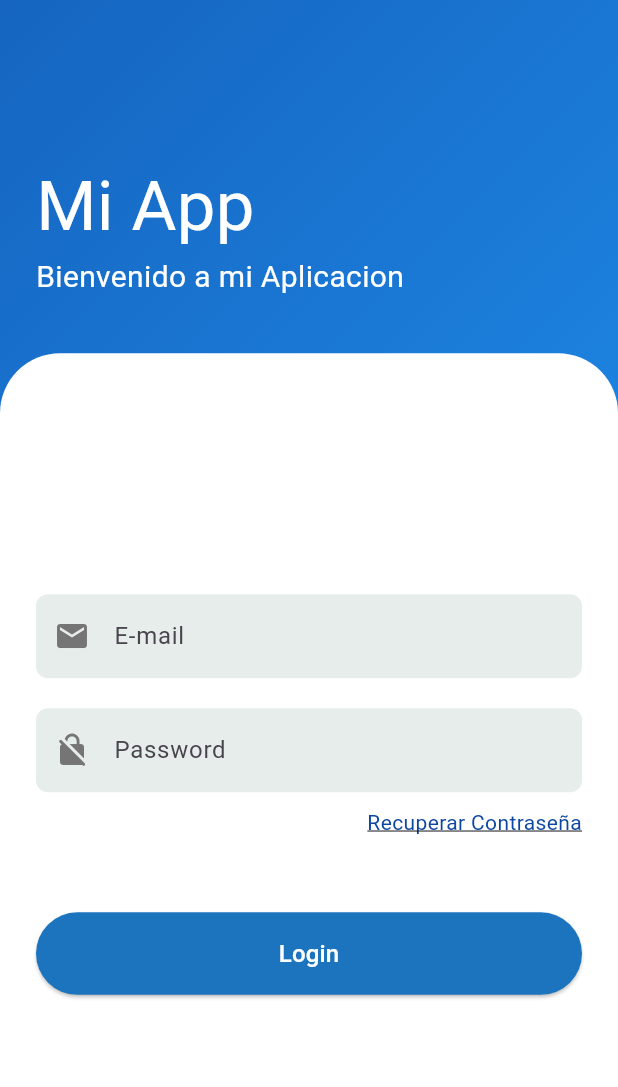
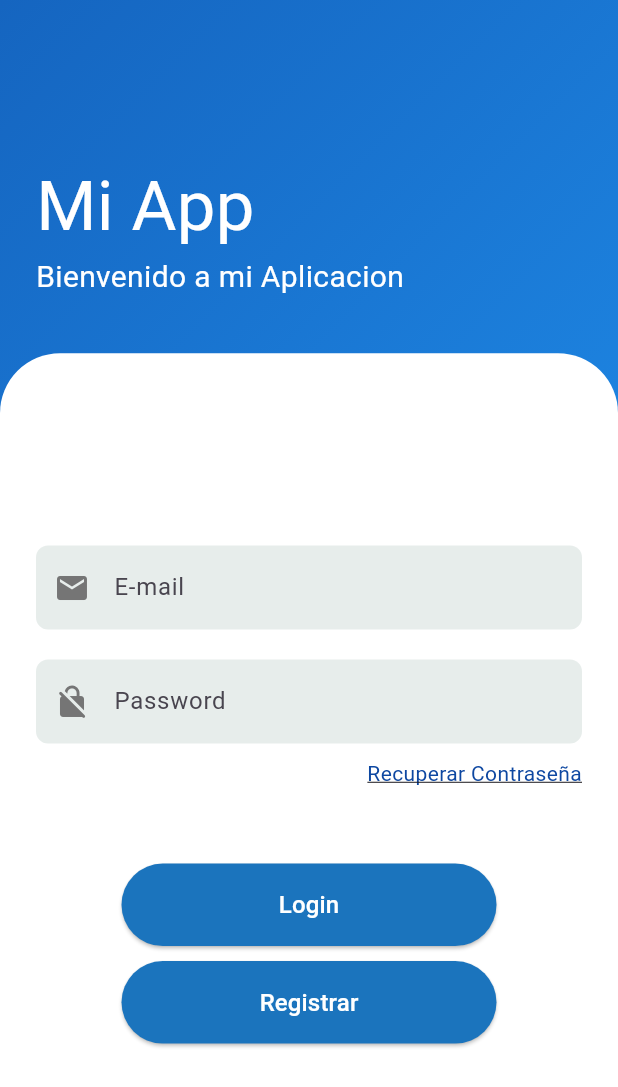
Before and after one commit to leonardo22Chavesta/ProyectosFlutter, a Flutter app: the screen it shows after launch, after a tap on "Login", on a phone screen of 412 x 824 dp. Shown: the top 1087 px of the screen. Run offline on Flutter 3.47's test engine with Material 3 defaults, Android fonts, the phone set to English and light mode, and no system bars; our stand-ins replace dio.

Commit message:
widget de registro + cosumir el api de login

```diff
--- /dev/null
+++ b/Login/login_app/lib/infrastructure/models/request_mode.dart
@@ -0,0 +1,19 @@
+class RequestMode {
+    String email;
+    String password;
+
+    RequestMode({
+        required this.email,
+        required this.password,
+    });
+
+    factory RequestMode.fromJsonMap(Map<String, dynamic> json) => RequestMode(
+        email: json["email"],
+        password: json["password"],
+    );
+
+    Map<String, dynamic> toJson() => {
+        "email": email,
+        "password": password,
+    };
+}
--- a/Login/login_app/lib/main.dart
+++ b/Login/login_app/lib/main.dart
@@ -1,6 +1,8 @@
 
 import 'package:flutter/material.dart';
-import 'package:login_app/presentations/screens/login_screens.dart';
+import 'package:login_app/presentation/provider/login_provider.dart';
+import 'package:login_app/presentation/screens/login_screens.dart';
+import 'package:provider/provider.dart';
 
 void main() => runApp(const MyApp());
 
@@ -10,9 +12,14 @@ class MyApp extends StatelessWidget {
 
   @override
   Widget build(BuildContext context) {
-    return const MaterialApp(
-      debugShowCheckedModeBanner: false,
-      home: LoginScreens()
-      );
+    return MultiProvider(
+      providers: [
+        ChangeNotifierProvider(create: (_) => LoginProvider())
+      ],
+      child: const MaterialApp(
+        debugShowCheckedModeBanner: false,
+        home: LoginScreens()
+        ),
+    );
   }
 }
--- /dev/null
+++ b/Login/login_app/lib/presentation/provider/login_provider.dart
@@ -0,0 +1,36 @@
+import 'package:flutter/material.dart';
+import 'package:login_app/helpers/login_service.dart';
+import 'package:login_app/infrastructure/models/request_mode.dart';
+
+class LoginProvider extends ChangeNotifier {
+
+  final login = LoginService();
+
+  Future<String> postLogin(String email, String password) async {
+    if(email.isEmpty || password.isEmpty ) return "Ingrese Datos faltantes";
+
+    final request = RequestMode(email: email, password: password);
+
+    final response = await login.postLogin(request);
+
+    if(response.accessToken.isEmpty) return "Fallo";
+
+    notifyListeners();
+
+    return response.accessToken.toString();
+
+  }
+
+}
+
+/*
+showDialog(context:context, builder: (context) => AlertDialog(
+                actions: [
+                  TextButton(onPressed: () => Navigator.of(context).pop, child: const Text("Cerrar"))
+                ],
+                title: const Text("Alert Notifi"),
+                contentPadding: const EdgeInsets.all(20.0),
+                content:  Text("Esta es la alerta $respuesta"),
+               ))
+
+ */
--- /dev/null
+++ b/Login/login_app/lib/presentation/screens/login_screens.dart
@@ -0,0 +1,90 @@
+import 'package:flutter/material.dart';
+import 'package:login_app/presentation/provider/login_provider.dart';
+import 'package:login_app/presentation/screens/register_screens.dart';
+import 'package:login_app/presentation/widgets/Auth/home_widgets.dart';
+import 'package:login_app/presentation/widgets/shared/bottons_widgets.dart';
+import 'package:provider/provider.dart';
+
+class LoginScreens extends StatelessWidget {
+
+  const LoginScreens({super.key});
+
+  @override
+  Widget build(BuildContext context) {
+
+    final loginService = context.watch<LoginProvider>();
+    final emailController = TextEditingController();
+    final passwordController = TextEditingController();
+    String respuesta ;
+
+    const Column header = Column(
+        mainAxisAlignment: MainAxisAlignment.end,
+        crossAxisAlignment: CrossAxisAlignment.start,
+        children: [
+          Text("Mi App", style: TextStyle(color: Colors.white, fontSize: 46.0)),
+          Text("Bienvenido a mi Aplicacion",
+              style: TextStyle(color: Colors.white, fontSize: 20.0))
+        ]);
+
+
+    final List<Widget> listBody = [
+      TextField(
+        controller: emailController,
+        keyboardType: TextInputType.emailAddress,
+        decoration: InputDecoration(
+            border: OutlineInputBorder(
+                borderRadius: BorderRadius.circular(8.0),
+                borderSide: BorderSide.none),
+            filled: true,
+            fillColor: const Color(0xFFe7edeb),
+            hintText: "E-mail",
+            prefixIcon: Icon(Icons.email,color: Colors.grey[600])),
+      ),
+      const SizedBox(height: 20.0),
+      TextField(
+        obscureText: true,
+        controller: passwordController,
+        decoration: InputDecoration(
+            border: OutlineInputBorder(
+                borderRadius: BorderRadius.circular(8.0),
+                borderSide: BorderSide.none),
+            filled: true,
+            fillColor: const Color(0xFFe7edeb),
+            hintText: "Password",
+            prefixIcon: Icon( Icons.no_encryption_rounded,  color: Colors.grey[600])),
+      ),
+      const SizedBox(height: 10.0),
+      Row(children: [
+        Expanded(child: Text("Recuperar Contraseña",textAlign: TextAlign.end,style: TextStyle(decoration: TextDecoration.underline, color: Colors.blue[900])))
+      ]),
+      const SizedBox(height: 50.0),
+       SizedBox(
+        width: 250,
+        child: BottonsWidgets(
+          title: "Login",
+          fontSize: 16.0,
+          backgroundColor: const Color.fromARGB(255, 27, 116, 189),
+          colorTitle: Colors.white,
+          onPressed: () async => {
+               respuesta = await loginService.postLogin(emailController.text, passwordController.text),
+
+
+
+          }
+        )
+      ),
+      const SizedBox(height: 10.0),
+       SizedBox(
+        width: 250,
+        child: BottonsWidgets(
+          title: "Registrar",
+          fontSize: 16.0,
+          backgroundColor: const Color.fromARGB(255, 27, 116, 189),
+          colorTitle: Colors.white,
+          onPressed: () => Navigator.push(context, MaterialPageRoute(builder: (context) => const RegisterScreens())))
+      )
+    ];
+
+    return Scaffold(body: HomeWidgets(header: header, listCampos: listBody));
+  }
+}
--- /dev/null
+++ b/Login/login_app/lib/presentation/widgets/Auth/body_widget.dart
@@ -0,0 +1,28 @@
+import 'package:flutter/material.dart';
+
+class BodyWidget extends StatelessWidget {
+  final List<Widget> childrens;
+
+  const BodyWidget({super.key, required this.childrens});
+
+  @override
+  Widget build(BuildContext context) {
+    return Expanded(
+        flex: 5,
+        child: Container(
+          width: double.infinity,
+          decoration: const BoxDecoration(
+              color: Colors.white,
+              borderRadius: BorderRadius.only(
+                  topLeft: Radius.circular(40), topRight: Radius.circular(40))),
+          child: Padding(
+            padding: const EdgeInsets.all(24.0),
+            child: Column(
+                mainAxisAlignment: MainAxisAlignment.center,
+                crossAxisAlignment: CrossAxisAlignment.center,
+                children: childrens
+              ),
+          ),
+        ));
+  }
+}
--- /dev/null
+++ b/Login/login_app/lib/presentation/widgets/Auth/header_widgets.dart
@@ -0,0 +1,23 @@
+import 'package:flutter/material.dart';
+
+class HeaderWidgets extends StatelessWidget {
+
+  final Column columnChildres;
+
+  const HeaderWidgets({
+    super.key,
+    required this.columnChildres
+    });
+
+  @override
+  Widget build(BuildContext context) {
+
+    return  Expanded(
+      flex: 2,
+      child: Padding(
+        padding: const EdgeInsets.symmetric(vertical: 36.0, horizontal: 24.0),
+        child: columnChildres ,
+      ),
+    );
+  }
+}
--- /dev/null
+++ b/Login/login_app/lib/presentation/widgets/Auth/home_widgets.dart
@@ -0,0 +1,43 @@
+import 'package:flutter/material.dart';
+import 'package:login_app/presentation/widgets/Auth/body_widget.dart';
+import 'package:login_app/presentation/widgets/Auth/header_widgets.dart';
+
+class HomeWidgets extends StatelessWidget {
+
+  final Column header ;
+  final List<Widget> listCampos;
+
+  const HomeWidgets({
+    super.key,
+    required this.header,
+    required this.listCampos
+    });
+
+  @override
+  Widget build(BuildContext context) {
+    return SingleChildScrollView(
+      child: Container(
+          constraints: BoxConstraints(
+              maxHeight: MediaQuery.of(context).size.height,
+              maxWidth: MediaQuery.of(context).size.width),
+          decoration: const BoxDecoration(
+              gradient: LinearGradient(
+                  colors:  [
+                     Color.fromARGB(255, 21, 101, 192),
+                     Color.fromARGB(255, 30, 136, 229),
+                  ],
+                  begin: Alignment.topLeft,
+                  end: Alignment.centerRight
+                )),
+              child:  Column(
+                mainAxisAlignment: MainAxisAlignment.start,
+                crossAxisAlignment: CrossAxisAlignment.start,
+                children: [
+                  HeaderWidgets(columnChildres: header),
+                  BodyWidget(childrens: listCampos)
+                ],
+              ),
+        ),
+    );
+  }
+}
--- /dev/null
+++ b/Login/login_app/lib/presentation/widgets/shared/bottons_widgets.dart
@@ -0,0 +1,31 @@
+import 'package:flutter/material.dart';
+
+class BottonsWidgets extends StatelessWidget {
+
+  final String title ;
+  final double? fontSize;
+  final Color colorTitle;
+  final Color backgroundColor;
+  final Function()? onPressed ;
+
+  const BottonsWidgets({
+      super.key,
+      this.title = '',
+      this.fontSize,
+      required this.colorTitle,
+      required this.backgroundColor,
+      required this.onPressed
+    });
+
+  @override
+  Widget build(BuildContext context) {
+    return ElevatedButton(
+        onPressed:  onPressed,
+        style: ButtonStyle(
+            backgroundColor: WidgetStateProperty.all<Color>(backgroundColor)),
+        child:  Padding(
+          padding: const EdgeInsets.symmetric(vertical: 16.0),
+          child: Text(title, style: TextStyle(color: colorTitle, fontSize: fontSize)),
+        ));
+  }
+}
--- a/Login/login_app/lib/presentations/screens/login_screens.dart
+++ /dev/null
@@ -1,117 +0,0 @@
-import 'package:flutter/material.dart';
-
-class LoginScreens extends StatelessWidget {
-  const LoginScreens({super.key});
-
-  @override
-  Widget build(BuildContext context) {
-    return Scaffold(
-      body: SingleChildScrollView(
-        child: Container(
-          constraints: BoxConstraints(
-              maxHeight: MediaQuery.of(context).size.height,
-              maxWidth: MediaQuery.of(context).size.width),
-          decoration: const BoxDecoration(
-              gradient: LinearGradient(
-                  colors:  [
-                     Color.fromARGB(255, 21, 101, 192),
-                     Color.fromARGB(255, 30, 136, 229),
-                  ],
-                  begin: Alignment.topLeft,
-                  end: Alignment.centerRight
-                )),
-              child:  Column(
-                mainAxisAlignment: MainAxisAlignment.start,
-                crossAxisAlignment: CrossAxisAlignment.start,
-                children: [
-                  const Expanded(
-                    flex: 2,
-                    child: Padding(
-                      padding: EdgeInsets.symmetric(vertical: 36.0, horizontal: 24.0),
-                      child: Column(
-                        mainAxisAlignment: MainAxisAlignment.end,
-                        crossAxisAlignment: CrossAxisAlignment.start,
-                        children: [
-                          Text("Mi App",style: TextStyle(color: Colors.white,fontSize: 46.0), ),
-                          Text("Bienvenido a mi Aplicacion",style: TextStyle(color: Colors.white,fontSize: 20.0), )
-                      ]),
-                    ),
-                  ),
-                  Expanded(
-                    flex: 5,
-                    child: Container(
-                        width: double.infinity,
-                        decoration: const BoxDecoration(
-                          color: Colors.white,
-                          borderRadius: BorderRadius.only(topLeft: Radius.circular(40), topRight: Radius.circular(40))
-                        ),
-                        child:  Padding(
-                          padding: const EdgeInsets.all(24.0),
-                          child:  Column(
-                            mainAxisAlignment: MainAxisAlignment.center,
-                            crossAxisAlignment: CrossAxisAlignment.center,
-                            children: [
-                              TextField(
-                                keyboardType: TextInputType.emailAddress,
-                                decoration: InputDecoration(
-                                  border: OutlineInputBorder(
-                                    borderRadius: BorderRadius.circular(8.0),
-                                    borderSide: BorderSide.none
-                                  ),
-                                  filled: true,
-                                  fillColor: const Color(0xFFe7edeb),
-                                  hintText: "E-mail",
-                                  prefixIcon: Icon(Icons.email, color: Colors.grey[600],)
-                                ),
-                              ),
-                              const SizedBox(height: 20.0,),
-                              TextField(
-                                obscureText: true,
-                                decoration: InputDecoration(
-                                  border: OutlineInputBorder(
-                                    borderRadius: BorderRadius.circular(8.0),
-                                    borderSide: BorderSide.none
-                                  ),
-                                  filled: true,
-                                  fillColor: const Color(0xFFe7edeb),
-                                  hintText: "Password",
-                                  prefixIcon: Icon(Icons.no_encryption_rounded, color: Colors.grey[600],)
-                                ),
-                              ),
-                              const SizedBox(height: 10.0,),
-                              Row(
-                                children: [
-                                  Expanded(
-                                    child:
-                                      Text("Recuperar Contraseña",textAlign: TextAlign.end ,style: TextStyle(decoration: TextDecoration.underline, color: Colors.blue[900]),),
-                                    )
-                                ]
-
-                              ),
-                              const SizedBox(height: 50.0,),
-                              SizedBox(
-                                width: double.infinity,
-                                child: ElevatedButton(
-                                onPressed: () {},
-                                style: ButtonStyle(
-
-                                    backgroundColor: WidgetStateProperty.all<Color>(const Color.fromARGB(255, 27, 116, 189)),
-                                  ),
-                                child: const Padding(
-                                  padding:  EdgeInsets.symmetric(vertical: 16.0),
-                                  child:  Text('Login', style: TextStyle(color: Colors.white, fontSize: 16.0),),
-                                )
-                                ) ,
-
-                              )
-                            ],
-                            ),
-                        ),
-                  ) )
-                ],
-              ),
-        ),
-      ),
-    );
-  }
-}
--- a/Login/login_app/pubspec.yaml
+++ b/Login/login_app/pubspec.yaml
@@ -35,6 +35,8 @@ dependencies:
   # The following adds the Cupertino Icons font to your application.
   # Use with the CupertinoIcons class for iOS style icons.
   cupertino_icons: ^1.0.6
+  provider: ^6.1.2
+  dio: ^5.5.0+1
 
 dev_dependencies:
   flutter_test:
```
Also changed, not shown: Login/login_app/lib/domain/entities/request.dart (added, +11 -0 lines), Login/login_app/lib/domain/entities/response.dart (added, +14 -0 lines), Login/login_app/lib/helpers/login_service.dart (added, +32 -0 lines), Login/login_app/lib/infrastructure/models/response_model.dart (added, +31 -0 lines), Login/login_app/lib/presentation/screens/register_screens.dart (added, +95 -0 lines), Login/login_app/pubspec.lock, 2 other files.
